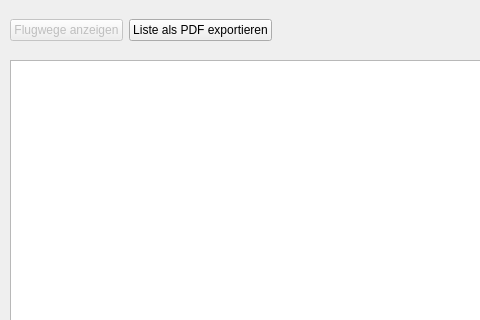
The window that APIS/forms/apis_film_selection_list_form.ui (APIS-Luftbildarchiv/APIS) describes before a commit, drawn with Qt 5; both pictures show x 0 to 480 and y 0 to 320 of the 750 by 550 pixel window.
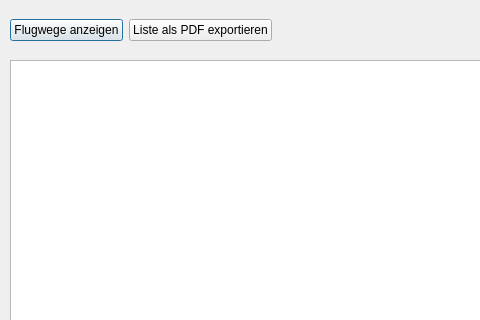
The same window after the commit. Icons and pictures are not drawn.

The edit to the form file:
```diff
--- a/APIS/forms/apis_film_selection_list_form.ui
+++ b/APIS/forms/apis_film_selection_list_form.ui
@@ -36,7 +36,7 @@
     <item>
      <widget class="QPushButton" name="uiDisplayFlightPathBtn">
       <property name="enabled">
-       <bool>false</bool>
+       <bool>true</bool>
       </property>
       <property name="text">
        <string>Flugwege anzeigen</string>
```
